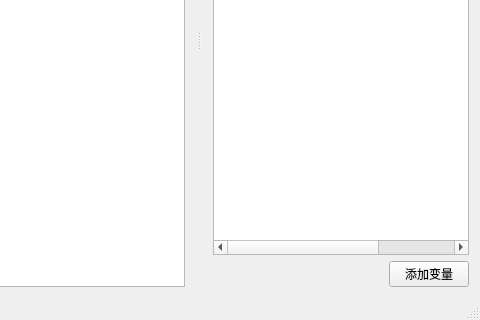
First picture: the form in mainwindow.ui, repository wushuangabao/Level_AI_Editor, before the edit; both pictures show x 658 to 1138 and y 255 to 575 of the 1138 by 575 pixel window.
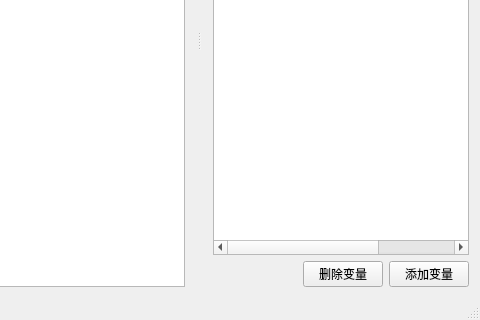
Second picture: the form after the edit.

Diff of the .ui file:
```diff
--- a/mainwindow.ui
+++ b/mainwindow.ui
@@ -107,6 +107,13 @@
          </property>
         </spacer>
        </item>
+       <item>
+        <widget class="QPushButton" name="btnDeleteVar">
+         <property name="text">
+          <string>删除变量</string>
+         </property>
+        </widget>
+       </item>
        <item>
         <widget class="QPushButton" name="btnAddVar">
          <property name="text">
```
Left out of the diff: 26 changed lines with no effect on the pictures.
